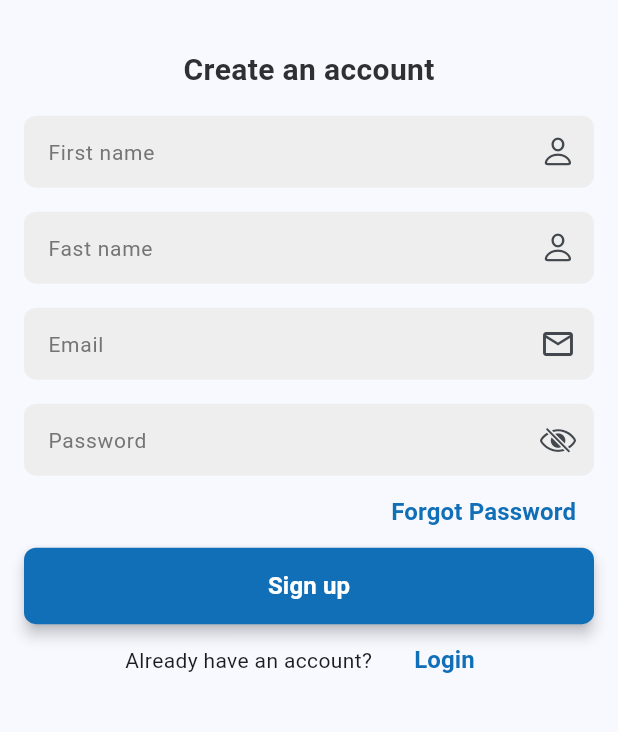
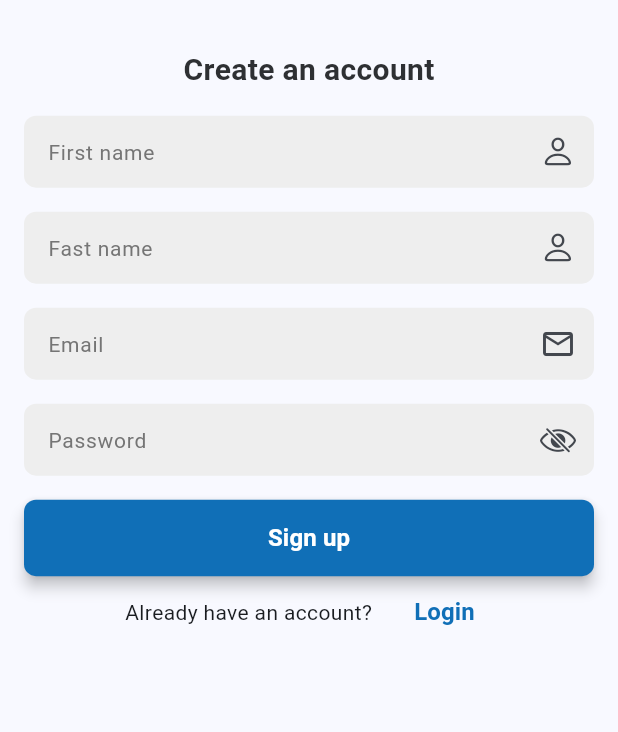
Before and after one commit to pathu-221/thomas-flutter-app, a Flutter app: the SignUpScreen screen opened directly, on a phone screen of 412 x 824 dp, the part 344-1076 px from its top. Run offline on Flutter 3.47's test engine with Material 2 defaults, Android fonts, the light colour scheme and no system bars; drawn by our look-alikes of nb_utils; our stand-ins replace flutter_mobx, flutter_speed_dial, font_awesome_flutter, image_picker, mobx; missing offline and left inert: hand_signature; generated files the repository leaves out were written again.

Commit message:
Update sign up screen

```diff
--- a/lib/screens/sign_in_and_sign_up/sign_up_screen.dart
+++ b/lib/screens/sign_in_and_sign_up/sign_up_screen.dart
@@ -96,21 +96,6 @@ class _SignUpScreenState extends State<SignUpScreen> {
     );
   }
 
-  Widget _forgotPasswordWidget() {
-    return Row(
-      mainAxisAlignment: MainAxisAlignment.end,
-      children: [
-        TextButton(
-          onPressed: () {},
-          child: Text(
-            language.forgotPassword,
-            style: boldTextStyle(color: primaryColor),
-          ),
-        ),
-      ],
-    );
-  }
-
   Widget _loginButtonWidget() {
     return AppButton(
       color: primaryColor,
@@ -164,10 +149,9 @@ class _SignUpScreenState extends State<SignUpScreen> {
                     (context.height() * 0.05).toInt().height,
                     _buildTopWidget(),
                     _buildFormWidget(),
-                    _forgotPasswordWidget(),
+                    16.height,
                     _loginButtonWidget(),
                     _signInWidget(),
-                    30.height,
                   ],
                 ),
               ),
```
